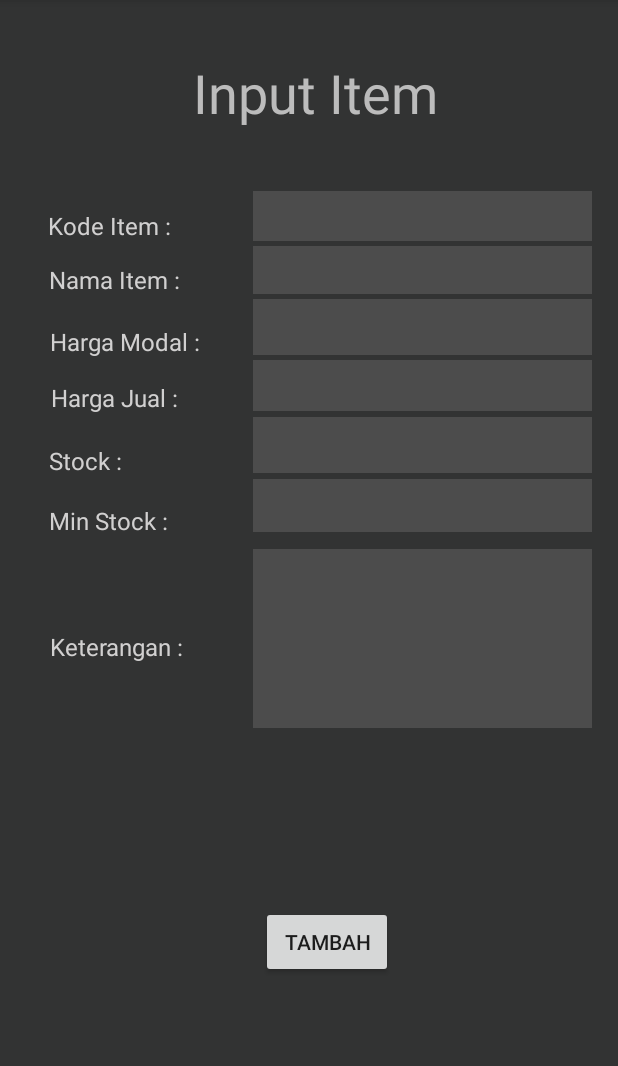
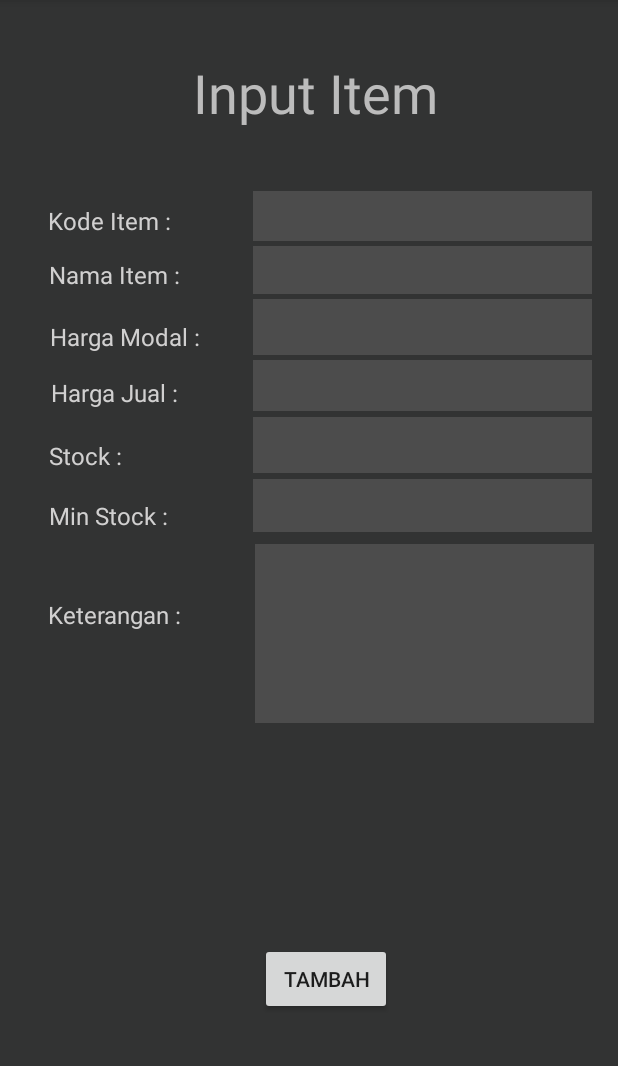
Before and after one commit to yoviagustian/MobileApp, an Android app: the TambahItem screen opened directly, with no data from a screen before it, on a phone screen of 412 x 824 dp, the part 84-1150 px from its top. Run offline under Robolectric (Android 15) with nearby library versions, the phone set to English and light mode, and no system bars; libraries missing offline, so code that uses them is left out: net.sqlcipher.database; 3 statements that could not run were skipped.

Commit message:
all progress
CRUD, UI

```diff
--- a/MyApplication2/app/build.gradle
+++ b/MyApplication2/app/build.gradle
@@ -31,6 +31,9 @@ dependencies {
     implementation 'com.google.android.material:material:1.0.0'
     implementation 'androidx.navigation:navigation-fragment:2.0.0'
     implementation 'androidx.navigation:navigation-ui:2.0.0'
+
+    implementation 'net.zetetic:android-database-sqlcipher:4.2.0@aar'
+
     testImplementation 'junit:junit:4.12'
     androidTestImplementation 'androidx.test.ext:junit:1.1.1'
     androidTestImplementation 'androidx.test.espresso:espresso-core:3.2.0'
--- a/MyApplication2/app/src/main/AndroidManifest.xml
+++ b/MyApplication2/app/src/main/AndroidManifest.xml
@@ -9,12 +9,15 @@
         android:roundIcon="@mipmap/ic_launcher_round"
         android:supportsRtl="true"
         android:theme="@style/AppTheme">
-        <activity android:name=".Warehouse" />
+        <activity
+            android:name=".Warehouse"
+            android:windowSoftInputMode="adjustPan" />
         <activity android:name=".TambahItem" />
         <activity android:name=".Kasir" />
         <activity android:name=".MainActivity">
             <intent-filter>
                 <action android:name="android.intent.action.MAIN" />
+
                 <category android:name="android.intent.category.LAUNCHER" />
             </intent-filter>
         </activity>
--- a/MyApplication2/app/src/main/java/com/example/myapplication/Kasir.java
+++ b/MyApplication2/app/src/main/java/com/example/myapplication/Kasir.java
@@ -11,6 +11,8 @@ public class Kasir extends AppCompatActivity {
     EditText et_bil1, et_bil2;
     TextView tv_hasil;
 
+    LocalDBEncryption myDBCONN;
+
     @Override
     protected void onCreate(Bundle savedInstanceState) {
         super.onCreate(savedInstanceState);
@@ -19,6 +21,8 @@ public class Kasir extends AppCompatActivity {
         et_bil1 = findViewById(R.id.et_bil1);
         et_bil2 = findViewById(R.id.et_bil2);
         tv_hasil = findViewById(R.id.tv_hasil);
+
+        myDBCONN = new LocalDBEncryption(this);
     }
 
     public void hitung(View view)
@@ -27,6 +31,6 @@ public class Kasir extends AppCompatActivity {
         double bil2 = Double.parseDouble(et_bil1.getText().toString());
         double hasil = bil1+bil2 ;
 
-        tv_hasil.setText(String.valueOf(hasil));
+        tv_hasil.setText(String.valueOf(myDBCONN.readData("tes")));
     }
 }
--- /dev/null
+++ b/MyApplication2/app/src/main/java/com/example/myapplication/LocalDBEncryption.java
@@ -0,0 +1,148 @@
+package com.example.myapplication;
+
+import android.content.ContentValues;
+import android.content.Context;
+import android.database.Cursor;
+
+import net.sqlcipher.database.SQLiteDatabase;
+import net.sqlcipher.database.SQLiteFullException;
+
+import java.io.File;
+import java.security.MessageDigest;
+import java.util.ArrayList;
+
+public class LocalDBEncryption {
+
+    private Context context;
+    private SQLiteDatabase database;
+
+    //private static Map<String, String> tempData = new HashMap<String, String>();
+    private static final String DATABASE_NAME = "testing";    // Database Name
+    private static final String TABLE_NAME = "item";   // Table Name
+
+    private static final String CREATE_TABLE = "CREATE TABLE  " + TABLE_NAME +
+            "(id INTEGER PRIMARY KEY AUTOINCREMENT, " +
+            "kodeItem    VARCHAR(255) ," +
+            "namaItem    VARCHAR(225) ," +
+            "keterangan  VARCHAR(225) ," +
+            "hargaModal  INTEGER ," +
+            "hargaJual   INTEGER ," +
+            "stock       INTEGER ," +
+            "minStock    INTEGER );";
+
+    //private static final String DROP_TABLE ="DROP TABLE IF EXISTS "+TABLE_NAME;
+    public LocalDBEncryption(Context context){
+        this.context = context;
+        InitializeSQLCipher();
+    }
+
+    private void InitializeSQLCipher() {
+        File databaseFile = context.getDatabasePath(DATABASE_NAME);
+        SQLiteDatabase.loadLibs(context);
+
+        if(!databaseFile.exists()) {
+
+            databaseFile.mkdirs();
+            databaseFile.delete();
+            database = SQLiteDatabase.openOrCreateDatabase(databaseFile, GetKeyPass(), null);
+            database.execSQL(CREATE_TABLE);
+
+            //Log.d("SQLiteStatus", "Creating");
+        }else{
+            database = SQLiteDatabase.openOrCreateDatabase(databaseFile, GetKeyPass(), null);
+            //Log.d("SQLiteStatus","ALREADY CREATE READY");
+        }
+    }
+
+    public static String GetKeyPass() {
+        try {
+            String password = "s52f452j3gdf32fbd7723tgf235bgfddy53r";
+            MessageDigest md = MessageDigest.getInstance("MD5");
+            md.update(password.getBytes());
+            byte byteData[] = md.digest();
+            //convert the byte to hex format
+            StringBuffer sb = new StringBuffer();
+            for (int i = 0; i < byteData.length; i++) {
+                sb.append(Integer.toString((byteData[i] & 0xff) + 0x100, 16).substring(1));
+            }
+            //System.out.println("Digest(in hex format):: " + sb.toString());
+            //convert the byte to hex format
+            StringBuffer hexString = new StringBuffer();
+            for (int i = 0; i < byteData.length; i++) {
+                String hex = Integer.toHexString(0xff & byteData[i]);
+                if (hex.length() == 1) hexString.append('0');
+                hexString.append(hex);
+            }
+            //System.out.println("Digest(in hex format):: " + hexString.toString());
+            return hexString.toString();
+        } catch (Exception e) {
+        }
+        return "";
+    }
+
+    public boolean createData(String kode, String nama, String keterangan, Integer hargaModal, Integer hargaJual, Integer stock, Integer minStock)
+    {
+        try {
+            ContentValues contentValues = new ContentValues();
+            contentValues.put("kodeItem", kode);
+            contentValues.put("namaItem", nama);
+            contentValues.put("keterangan", keterangan);
+            contentValues.put("hargaModal", hargaModal);
+            contentValues.put("hargaJual", hargaJual);
+            contentValues.put("stock", stock);
+            contentValues.put("minStock", minStock);
+            long id = database.insert(TABLE_NAME, null , contentValues);
+//            Log.d("SQLiteStatus","INSERT : " + id);
+            if(id > 0){return true;}
+
+        }catch (Exception e){
+//            Log.d("SQLiteStatus", "ERROR : " + e);
+            return false;
+        }
+        return false;
+    }
+
+    public String readData(String kodeItem)
+    {
+        String  result = null;
+
+        try {
+
+            String[] columns = {"namaItem"};
+            String[] whereArgs ={kodeItem};
+            Cursor cursor = database.query(TABLE_NAME,columns,  "kodeItem = ?",
+                    whereArgs,null,null,null);
+
+            cursor.moveToFirst();
+            result = cursor.getString(cursor.getColumnIndex("namaItem"));
+
+
+        }catch (SQLiteFullException e){
+            //Log.d("SQLiteStatus", "ERROR : " + e);
+            return null;
+        }
+        return result;
+    }
+
+    public ArrayList<String> readAllData()
+    {
+
+        ArrayList<String> result =new ArrayList<>();
+
+        try {
+
+            String[] columns = {"namaItem"};
+            Cursor cursor = database.rawQuery("select * from "+TABLE_NAME, null);
+
+            while(cursor.moveToNext())
+            {
+                result.add(cursor.getString(cursor.getColumnIndex("namaItem")));
+            }
+
+        }catch (SQLiteFullException e){
+            return null;
+        }
+        return result;
+    }
+
+}
--- a/MyApplication2/app/src/main/java/com/example/myapplication/TambahItem.java
+++ b/MyApplication2/app/src/main/java/com/example/myapplication/TambahItem.java
@@ -1,20 +1,47 @@
 package com.example.myapplication;
 
+import android.content.Intent;
 import android.os.Bundle;
 import android.view.View;
 import android.widget.EditText;
-import android.widget.TextView;
 
 import androidx.appcompat.app.AppCompatActivity;
 
 public class TambahItem extends AppCompatActivity {
+    EditText et_kode, et_nama, et_keterangan, et_hargaJual, et_hargaModal, et_stock, et_minStock;
+    LocalDBEncryption myDBCONN;
+
     @Override
     protected void onCreate(Bundle savedInstanceState) {
         super.onCreate(savedInstanceState);
         setContentView(R.layout.activity_tambahitem);
+
+        et_kode       = findViewById(R.id.et_kode);
+        et_nama       = findViewById(R.id.et_nama);
+        et_keterangan = findViewById(R.id.et_keterangan);
+        et_hargaJual  = findViewById(R.id.et_hargaJual);
+        et_hargaModal = findViewById(R.id.et_hargaModal);
+        et_stock      = findViewById(R.id.et_stock);
+        et_minStock   = findViewById(R.id.et_minStock);
+
+        myDBCONN = new LocalDBEncryption(this);
     }
 
-    public void tambah(View view)
-    {
+    public void tambah(View view) {
+        String kode = et_kode.getText().toString();
+        String nama = et_nama.getText().toString();
+        String keterangan = et_keterangan.getText().toString();
+
+        Integer hargaJual  = Integer.parseInt(et_hargaJual.getText().toString());
+        Integer hargaModal = Integer.parseInt(et_hargaModal.getText().toString());
+        Integer stock      = Integer.parseInt(et_stock.getText().toString());
+        Integer minStock   = Integer.parseInt(et_minStock.getText().toString());
+
+        boolean f = myDBCONN.createData(kode, nama, keterangan, hargaModal, hargaJual, stock, minStock);
+
+        Intent intent = new Intent(this, Warehouse.class);
+        Intent intent1 = new Intent(this, MainActivity.class);
+        if(f) startActivity(intent);
+        else startActivity(intent1);
     }
 }
--- a/MyApplication2/app/src/main/res/layout/activity_kasir.xml
+++ b/MyApplication2/app/src/main/res/layout/activity_kasir.xml
@@ -70,7 +70,7 @@
         app:layout_constraintBottom_toTopOf="@+id/et_bil2"
         app:layout_constraintEnd_toEndOf="parent"
         app:layout_constraintStart_toStartOf="parent"
-        app:layout_constraintTop_toBottomOf="@+id/serachButton" />
+        app:layout_constraintTop_toBottomOf="@+id/searchButton" />
 
     <EditText
         android:id="@+id/tv_hasil"
@@ -97,7 +97,7 @@
         android:background="#33F6FBFB"
         android:ems="10"
         android:inputType="textLongMessage"
-        app:layout_constraintEnd_toStartOf="@+id/serachButton"
+        app:layout_constraintEnd_toStartOf="@+id/searchButton"
         app:layout_constraintStart_toStartOf="parent"
         app:layout_constraintTop_toBottomOf="@+id/c1" />
 
@@ -117,7 +117,7 @@
         app:layout_constraintTop_toTopOf="parent" />
 
     <ImageButton
-        android:id="@+id/serachButton"
+        android:id="@+id/searchButton"
         android:layout_width="54dp"
         android:layout_height="53dp"
         android:layout_marginTop="114dp"
--- a/MyApplication2/app/src/main/res/layout/activity_tambahitem.xml
+++ b/MyApplication2/app/src/main/res/layout/activity_tambahitem.xml
@@ -20,7 +20,7 @@
         android:text="Input Item"
         android:textColor="#BCBCBC"
         android:textSize="36sp"
-        app:layout_constraintBottom_toTopOf="@+id/et_search"
+        app:layout_constraintBottom_toTopOf="@+id/et_kode"
         app:layout_constraintEnd_toEndOf="parent"
         app:layout_constraintStart_toStartOf="parent"
         app:layout_constraintTop_toTopOf="parent" />
@@ -37,7 +37,7 @@
         android:text="Harga Jual :"
         android:textColor="#D1D0D0"
         android:textSize="16sp"
-        app:layout_constraintEnd_toStartOf="@+id/et_search3"
+        app:layout_constraintEnd_toStartOf="@+id/et_hargaJual"
         app:layout_constraintStart_toStartOf="parent"
         app:layout_constraintTop_toBottomOf="@+id/c3" />
 
@@ -53,7 +53,7 @@
         android:text="Harga Modal :"
         android:textColor="#D1D0D0"
         android:textSize="16sp"
-        app:layout_constraintEnd_toStartOf="@+id/et_search2"
+        app:layout_constraintEnd_toStartOf="@+id/et_hargaModal"
         app:layout_constraintStart_toStartOf="parent"
         app:layout_constraintTop_toBottomOf="@+id/c2" />
 
@@ -69,7 +69,7 @@
         android:text="Nama Item :"
         android:textColor="#D1D0D0"
         android:textSize="16sp"
-        app:layout_constraintEnd_toStartOf="@+id/et_search1"
+        app:layout_constraintEnd_toStartOf="@+id/et_nama"
         app:layout_constraintStart_toStartOf="parent"
         app:layout_constraintTop_toBottomOf="@+id/c1" />
 
@@ -85,7 +85,7 @@
         android:text="Stock :"
         android:textColor="#D1D0D0"
         android:textSize="16sp"
-        app:layout_constraintEnd_toStartOf="@+id/et_search4"
+        app:layout_constraintEnd_toStartOf="@+id/et_stock"
         app:layout_constraintStart_toStartOf="parent"
         app:layout_constraintTop_toBottomOf="@+id/c4" />
 
@@ -101,7 +101,7 @@
         android:text="Min Stock :"
         android:textColor="#D1D0D0"
         android:textSize="16sp"
-        app:layout_constraintEnd_toStartOf="@+id/et_search5"
+        app:layout_constraintEnd_toStartOf="@+id/et_minStock"
         app:layout_constraintStart_toStartOf="parent"
         app:layout_constraintTop_toBottomOf="@+id/c5" />
 
@@ -109,20 +109,21 @@
         android:id="@+id/c7"
         android:layout_width="wrap_content"
         android:layout_height="wrap_content"
-        android:layout_marginStart="7dp"
-        android:layout_marginLeft="7dp"
-        android:layout_marginTop="62dp"
+        android:layout_marginStart="32dp"
+        android:layout_marginLeft="32dp"
+        android:layout_marginTop="44dp"
         android:layout_marginEnd="20dp"
         android:layout_marginRight="20dp"
         android:text="Keterangan :"
         android:textColor="#D1D0D0"
         android:textSize="16sp"
-        app:layout_constraintEnd_toStartOf="@+id/et_search6"
+        app:layout_constraintEnd_toStartOf="@+id/et_keterangan"
+        app:layout_constraintHorizontal_bias="0.0"
         app:layout_constraintStart_toStartOf="parent"
         app:layout_constraintTop_toBottomOf="@+id/c6" />
 
     <EditText
-        android:id="@+id/et_search3"
+        android:id="@+id/et_hargaJual"
         android:layout_width="226dp"
         android:layout_height="34dp"
         android:layout_marginTop="3dp"
@@ -132,10 +133,10 @@
         android:ems="10"
         android:inputType="number"
         app:layout_constraintEnd_toEndOf="parent"
-        app:layout_constraintTop_toBottomOf="@+id/et_search2" />
+        app:layout_constraintTop_toBottomOf="@+id/et_hargaModal" />
 
     <EditText
-        android:id="@+id/et_search5"
+        android:id="@+id/et_minStock"
         android:layout_width="226dp"
         android:layout_height="35dp"
         android:layout_marginTop="4dp"
@@ -145,23 +146,23 @@
         android:ems="10"
         android:inputType="number"
         app:layout_constraintEnd_toEndOf="parent"
-        app:layout_constraintTop_toBottomOf="@+id/et_search4" />
+        app:layout_constraintTop_toBottomOf="@+id/et_stock" />
 
     <EditText
-        android:id="@+id/et_search6"
+        android:id="@+id/et_keterangan"
         android:layout_width="226dp"
         android:layout_height="119dp"
-        android:layout_marginTop="11dp"
-        android:layout_marginEnd="17dp"
-        android:layout_marginRight="17dp"
+        android:layout_marginTop="8dp"
+        android:layout_marginEnd="16dp"
+        android:layout_marginRight="16dp"
         android:background="#4C4C4C"
         android:ems="10"
-        android:inputType="number"
+        android:inputType="text"
         app:layout_constraintEnd_toEndOf="parent"
-        app:layout_constraintTop_toBottomOf="@+id/et_search5" />
+        app:layout_constraintTop_toBottomOf="@+id/et_minStock" />
 
     <EditText
-        android:id="@+id/et_search4"
+        android:id="@+id/et_stock"
         android:layout_width="226dp"
         android:layout_height="37dp"
         android:layout_marginTop="4dp"
@@ -171,10 +172,10 @@
         android:ems="10"
         android:inputType="number"
         app:layout_constraintEnd_toEndOf="parent"
-        app:layout_constraintTop_toBottomOf="@+id/et_search3" />
+        app:layout_constraintTop_toBottomOf="@+id/et_hargaJual" />
 
     <EditText
-        android:id="@+id/et_search2"
+        android:id="@+id/et_hargaModal"
         android:layout_width="226dp"
         android:layout_height="37dp"
         android:layout_marginTop="3dp"
@@ -184,10 +185,10 @@
         android:ems="10"
         android:inputType="number"
         app:layout_constraintEnd_toEndOf="parent"
-        app:layout_constraintTop_toBottomOf="@+id/et_search1" />
+        app:layout_constraintTop_toBottomOf="@+id/et_nama" />
 
     <EditText
-        android:id="@+id/et_search"
+        android:id="@+id/et_kode"
         android:layout_width="226dp"
         android:layout_height="33dp"
         android:layout_marginTop="41dp"
@@ -195,12 +196,12 @@
         android:layout_marginRight="17dp"
         android:background="#4C4C4C"
         android:ems="10"
-        android:inputType="number"
+        android:inputType="text"
         app:layout_constraintEnd_toEndOf="parent"
         app:layout_constraintTop_toBottomOf="@+id/title" />
 
     <EditText
-        android:id="@+id/et_search1"
+        android:id="@+id/et_nama"
         android:layout_width="226dp"
         android:layout_height="32dp"
         android:layout_marginTop="3dp"
@@ -208,23 +209,23 @@
         android:layout_marginRight="17dp"
         android:background="#4C4C4C"
         android:ems="10"
-        android:inputType="number"
+        android:inputType="text"
         app:layout_constraintEnd_toEndOf="parent"
-        app:layout_constraintTop_toBottomOf="@+id/et_search" />
+        app:layout_constraintTop_toBottomOf="@+id/et_kode" />
 
     <TextView
         android:id="@+id/c1"
         android:layout_width="wrap_content"
         android:layout_height="wrap_content"
-        android:layout_marginStart="7dp"
-        android:layout_marginLeft="7dp"
-        android:layout_marginTop="139dp"
-        android:layout_marginEnd="30dp"
-        android:layout_marginRight="30dp"
+        android:layout_marginStart="32dp"
+        android:layout_marginLeft="32dp"
+        android:layout_marginTop="136dp"
+        android:layout_marginEnd="55dp"
+        android:layout_marginRight="55dp"
         android:text="Kode Item :"
         android:textColor="#D1D0D0"
         android:textSize="16sp"
-        app:layout_constraintEnd_toStartOf="@+id/et_search"
+        app:layout_constraintEnd_toStartOf="@+id/et_kode"
         app:layout_constraintStart_toStartOf="parent"
         app:layout_constraintTop_toTopOf="parent" />
 
@@ -234,15 +235,16 @@
         android:layout_height="wrap_content"
         android:layout_marginStart="173dp"
         android:layout_marginLeft="173dp"
-        android:layout_marginTop="44dp"
+        android:layout_marginTop="131dp"
         android:layout_marginEnd="150dp"
         android:layout_marginRight="150dp"
-        android:layout_marginBottom="41dp"
-        android:onClick="hitung"
+        android:layout_marginBottom="76dp"
+        android:onClick="tambah"
         android:text="Tambah"
         app:layout_constraintBottom_toBottomOf="parent"
         app:layout_constraintEnd_toEndOf="parent"
+        app:layout_constraintHorizontal_bias="0.0"
         app:layout_constraintStart_toStartOf="parent"
-        app:layout_constraintTop_toBottomOf="@+id/et_search6" />
+        app:layout_constraintTop_toBottomOf="@+id/et_keterangan" />
 
 </androidx.constraintlayout.widget.ConstraintLayout>
```
Also changed, not shown: MyApplication2/app/src/main/java/com/example/myapplication/MainActivity.java (+6 -3 lines), MyApplication2/app/src/main/java/com/example/myapplication/Warehouse.java (+40 -5 lines), MyApplication2/app/src/main/res/layout/activity_warehouse.xml (+45 -29 lines).
